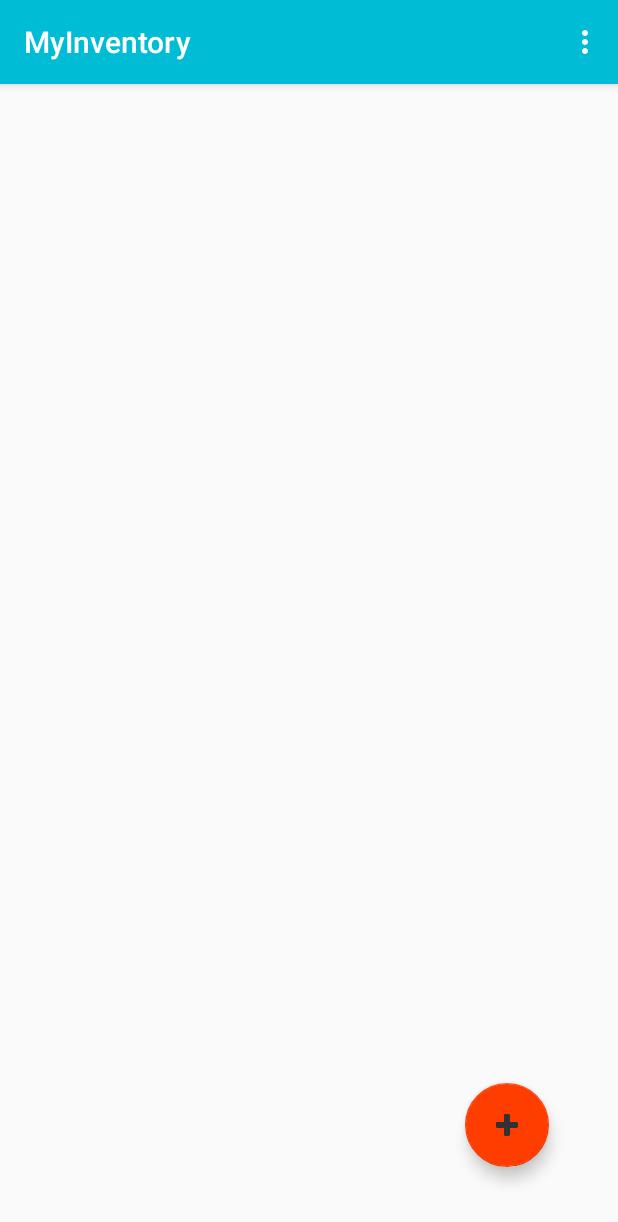
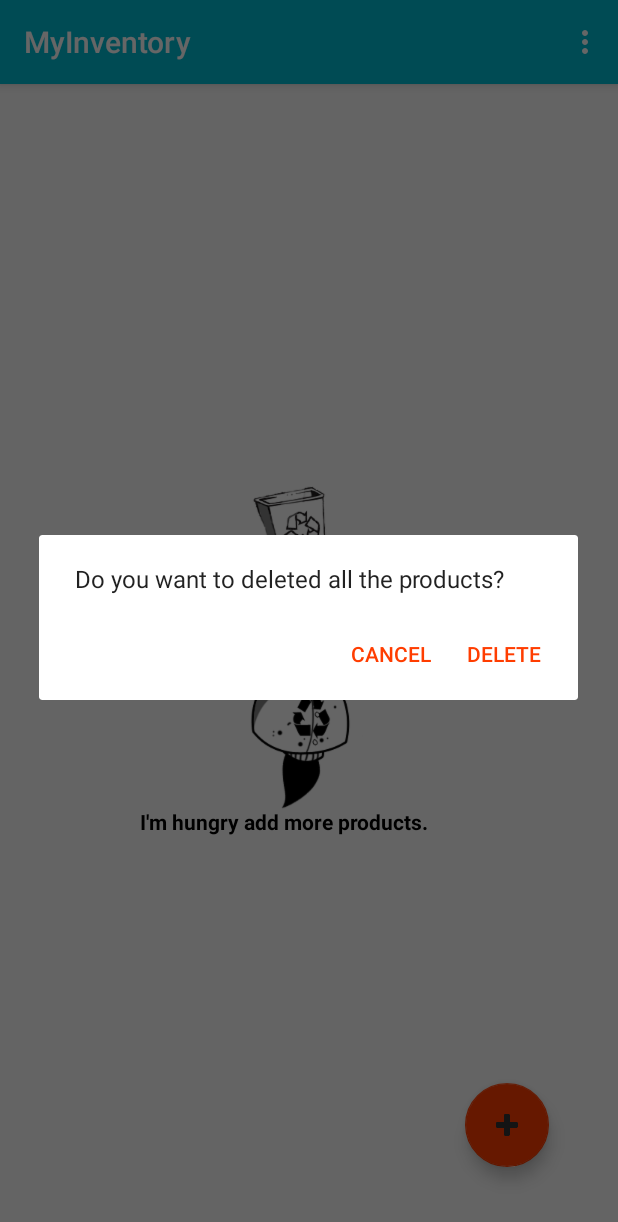
Before and after one commit to fernandoapeguero/MyInventoryApp, an Android app: the screen it shows after launch (ProductActivity), in the options menu, after a tap on "Delete all Product", on a phone screen of 412 x 824 dp. Shown: the top 1222 px of the screen. Run offline under Robolectric (Android 15) with nearby library versions, the phone set to English and light mode, and no system bars; our stand-ins replace ButterKnife.

Commit message:
added dialog messagae for deleting all pets and a empty state textview

```diff
--- a/app/src/main/java/com/fernandoapeguero/myinventory/ProductActivity.java
+++ b/app/src/main/java/com/fernandoapeguero/myinventory/ProductActivity.java
@@ -1,15 +1,18 @@
 package com.fernandoapeguero.myinventory;
 
+import android.app.Dialog;
 import android.app.LoaderManager;
 import android.content.ContentUris;
 import android.content.ContentValues;
 import android.content.CursorLoader;
+import android.content.DialogInterface;
 import android.content.Intent;
 import android.content.Loader;
 import android.database.Cursor;
 import android.net.Uri;
 import android.os.Bundle;
 import android.support.design.widget.FloatingActionButton;
+import android.support.v7.app.AlertDialog;
 import android.support.v7.app.AppCompatActivity;
 import android.view.Menu;
 import android.view.MenuInflater;
@@ -17,9 +20,16 @@ import android.view.MenuItem;
 import android.view.View;
 import android.widget.AdapterView;
 import android.widget.ListView;
+import android.widget.TextView;
 
 import com.fernandoapeguero.myinventory.data.InventoryContract.InventoryEntrys;
 import com.fernandoapeguero.myinventory.data.InventoryCursorAdapter;
+
+import java.util.EmptyStackException;
+
+import butterknife.BindString;
+import butterknife.BindView;
+import butterknife.ButterKnife;
 
 public class ProductActivity extends AppCompatActivity implements LoaderManager.LoaderCallbacks<Cursor>{
 
@@ -29,10 +39,13 @@ public class ProductActivity extends AppCompatActivity implements LoaderManager.
 
     private InventoryCursorAdapter mCursorAdapter;
 
+    @BindView(R.id.empty_state_textview) TextView emptyTextView;
+
     @Override
     protected void onCreate(Bundle savedInstanceState) {
         super.onCreate(savedInstanceState);
         setContentView(R.layout.activity_product);
+        ButterKnife.bind(this);
 
         ListView listviewProduct = (ListView) findViewById(R.id.list_view);
 
@@ -64,6 +77,8 @@ public class ProductActivity extends AppCompatActivity implements LoaderManager.
             }
         });
 
+        listviewProduct.setEmptyView(emptyTextView);
+
          getLoaderManager().initLoader(INVENTORY_LOADER,null,this);
 
     }
@@ -90,6 +105,26 @@ public class ProductActivity extends AppCompatActivity implements LoaderManager.
 
     }
 
+    private void dialogBuilder (){
+
+        final AlertDialog.Builder builder = new AlertDialog.Builder(this);
+        builder.setMessage("Do you want to deleted all the products?");
+        builder.setPositiveButton(R.string.delete_dialog, new DialogInterface.OnClickListener() {
+            @Override
+            public void onClick(DialogInterface dialog, int which) {
+                deleteAllProducts();
+            }
+        });
+        builder.setNegativeButton(R.string.cancel, new DialogInterface.OnClickListener() {
+            @Override
+            public void onClick(DialogInterface dialog, int which) {
+            }
+        });
+
+        AlertDialog alertDialog = builder.create();
+        alertDialog.show();
+    }
+
 
     @Override
     public boolean onCreateOptionsMenu(Menu menu) {
@@ -109,7 +144,7 @@ public class ProductActivity extends AppCompatActivity implements LoaderManager.
 
                 return true;
             case R.id.delete_all:
-                deleteAllProducts();
+                dialogBuilder();
                 // insert logic to deleted all of the product in the database
 
                 return true;
--- a/app/src/main/res/layout/activity_product.xml
+++ b/app/src/main/res/layout/activity_product.xml
@@ -1,6 +1,5 @@
 <?xml version="1.0" encoding="utf-8"?>
 <RelativeLayout xmlns:android="http://schemas.android.com/apk/res/android"
-    xmlns:app="http://schemas.android.com/apk/res-auto"
     xmlns:tools="http://schemas.android.com/tools"
     android:layout_width="match_parent"
     android:layout_height="match_parent"
@@ -14,6 +13,17 @@
 
         />
 
+    <TextView
+        android:id="@+id/empty_state_textview"
+        android:background="@drawable/empty_state_view"
+        android:layout_centerInParent="true"
+        android:gravity="bottom"
+        android:textStyle="bold"
+        android:textColor="@android:color/black"
+        android:layout_width="wrap_content"
+        android:layout_height="wrap_content"
+        android:text="@string/i_m_hungry_add_more_products"/>
+
 <android.support.design.widget.FloatingActionButton
 
     android:id="@+id/floating_button"
--- a/app/src/main/res/values/strings.xml
+++ b/app/src/main/res/values/strings.xml
@@ -20,4 +20,10 @@
     <string name="kg">kg</string>
     <string name="order_summary">Order Summary</string>
     <string name="order_now">Order Now</string>
+    <string name="sale">Sale</string>
+    <string name="i_m_hungry_add_more_products">I\'m hungry add more products.</string>
+
+    <string name="delete_dialog">Delete</string>
+    <string name="cancel">Cancel</string>
+
 </resources>
```
Also changed, not shown: app/src/main/java/com/fernandoapeguero/myinventory/ProductOrder.java (+0 -7 lines), app/src/main/res/layout/list_item.xml (+10 -2 lines), app/src/main/res/drawable-hdpi/empty_state_dragon.png (added), app/src/main/res/drawable-hdpi/empty_state_view.png (added), app/src/main/res/drawable-mdpi/empty_state_dragon.png (added), app/src/main/res/drawable-mdpi/empty_state_view.png (added), app/src/main/res/drawable-xhdpi/empty_state_dragon.png (added), app/src/main/res/drawable-xhdpi/empty_state_view.png (added), app/src/main/res/drawable-xxhdpi/empty_state_dragon.png (added), app/src/main/res/drawable-xxhdpi/empty_state_view.png (added), app/src/main/res/drawable-xxxhdpi/empty_state_dragon.png (added), app/src/main/res/drawable-xxxhdpi/empty_state_view.png (added).
